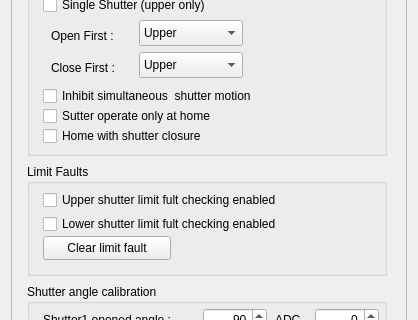
Qt form domeshutter.ui (rpineau/DomePro) before a commit; both pictures show x 0 to 418 and y 87 to 407 of the 418 by 752 pixel window.
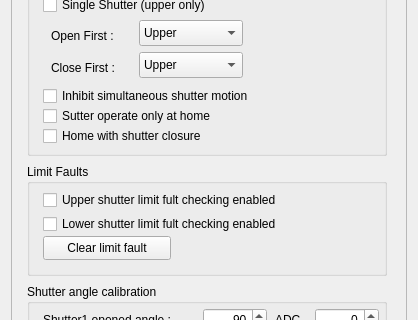
The same form after that commit. Custom widgets are drawn as their Qt base class.

What changed in the file:
```diff
--- a/domeshutter.ui
+++ b/domeshutter.ui
@@ -114,7 +114,7 @@
         <rect>
          <x>16</x>
          <y>24</y>
-         <width>264</width>
+         <width>320</width>
          <height>24</height>
         </rect>
        </property>
@@ -127,7 +127,7 @@
         <rect>
          <x>16</x>
          <y>48</y>
-         <width>264</width>
+         <width>320</width>
          <height>24</height>
         </rect>
        </property>
@@ -250,7 +250,7 @@
         </rect>
        </property>
        <property name="text">
-        <string>Inhibit simultaneous  shutter motion</string>
+        <string>Inhibit simultaneous shutter motion</string>
        </property>
       </widget>
       <widget class="QCheckBox" name="checkBox_8">
```
Left out of the diff: 8 changed lines with no effect on the pictures.
